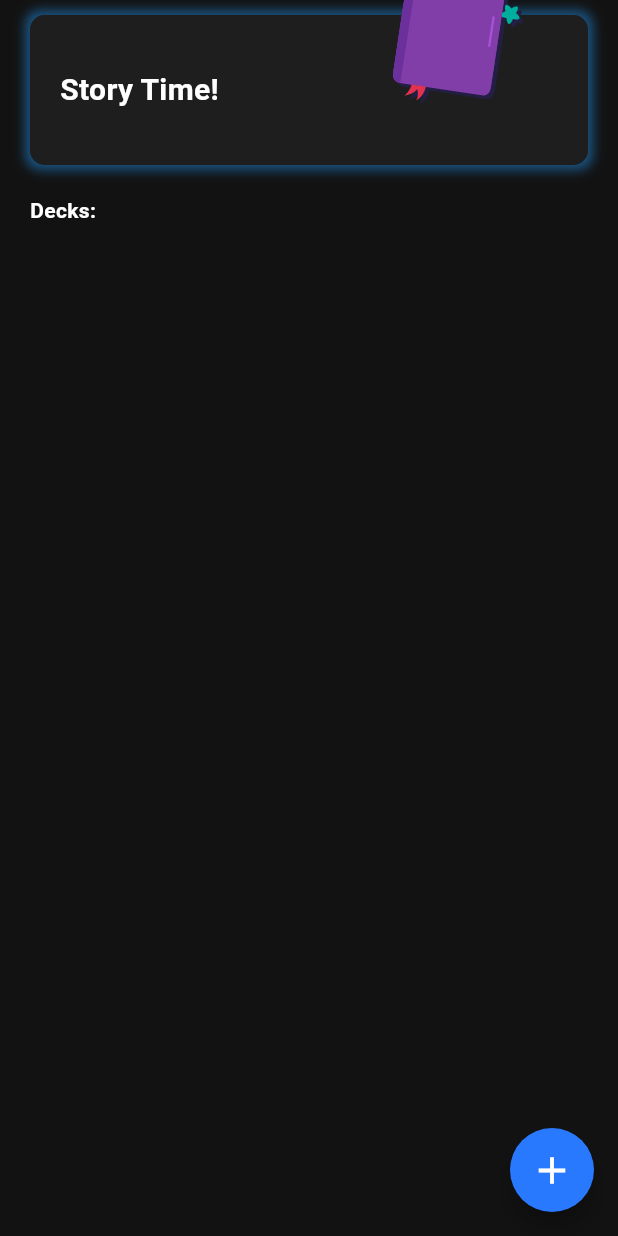
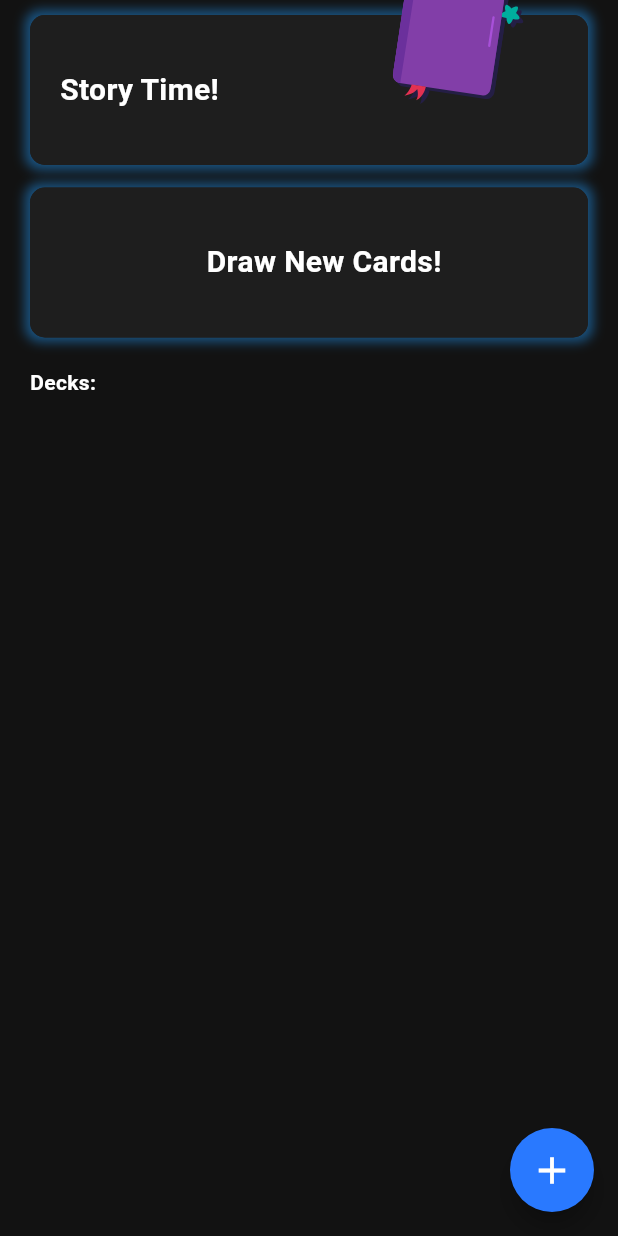
Before and after one commit to dnizfor/picards, a Flutter app: the DeckListScreen screen opened directly, on a phone screen of 412 x 824 dp. Run offline on Flutter 3.47's test engine with Material 3 defaults, Android fonts, the phone set to English and light mode, and no system bars; our stand-ins replace audioplayers, auto_size_text, connectivity_plus, firebase_ai, firebase_core, firebase_storage and 7 more; missing offline and left inert: dash_flags, flutter_email_sender, flutter_typing_indicator, queue, store_redirect, translator; accounts and stored records are empty.

Commit message:
develop draw card button

```diff
--- a/lib/screens/deck_list_screen.dart
+++ b/lib/screens/deck_list_screen.dart
@@ -5,6 +5,7 @@ import 'package:picards/models/deck_model.dart';
 import 'package:picards/providers/feed_provider.dart';
 import 'package:picards/screens/deck_detail_screen.dart';
 import 'package:picards/services/database_service.dart';
+import 'package:picards/widgets/draw_card_button.dart';
 import 'package:picards/widgets/story_time_button.dart';
 
 import 'package:picards/widgets/deck_card.dart';
@@ -43,6 +44,8 @@ class _DeckListScreenState extends State<DeckListScreen> {
         child: Column(
           children: [
             StoryTimeButton(),
+            SizedBox(height: 15),
+            DrawCardButton(),
             Padding(
               padding: const EdgeInsets.symmetric(vertical: 20),
               child: Row(
--- /dev/null
+++ b/lib/widgets/draw_card_button.dart
@@ -0,0 +1,81 @@
+import 'package:flutter/material.dart';
+import 'package:lottie/lottie.dart';
+
+class DrawCardButton extends StatefulWidget {
+  const DrawCardButton({super.key});
+
+  @override
+  State<DrawCardButton> createState() => _DrawCardButtonState();
+}
+
+class _DrawCardButtonState extends State<DrawCardButton> {
+  Future<void> onTap() async {
+    showDialog(
+      context: context,
+      barrierDismissible: false,
+      builder: (context) => PopScope(
+        canPop: false,
+        child: SizedBox.expand(
+          child: ColoredBox(
+            color: Theme.of(context).colorScheme.shadow,
+            child: Lottie.asset(
+              'assets/lotties/cards_loading_animation.json',
+              repeat: true,
+              width: 300,
+              fit: BoxFit.fitWidth,
+            ),
+          ),
+        ),
+      ),
+    );
+
+    // Navigator.of(context).push(
+    //             MaterialPageRoute(
+    //               builder: (context) => StoryScreen(writeNewStory: true),
+    //             ),
+    //           )
+  }
+
+  @override
+  Widget build(BuildContext context) {
+    return Container(
+      height: 100,
+      decoration: BoxDecoration(
+        color: Theme.of(context).colorScheme.surface,
+        borderRadius: BorderRadius.all(Radius.circular(10)),
+        boxShadow: [
+          BoxShadow(
+            color: Colors.blue.withValues(alpha: 0.5),
+            spreadRadius: 3,
+            blurRadius: 6,
+          ),
+        ],
+      ),
+      child: Material(
+        borderRadius: BorderRadius.all(Radius.circular(10)),
+        child: InkWell(
+          borderRadius: BorderRadius.all(Radius.circular(10)),
+          onTap: onTap,
+          child: Stack(
+            children: [
+              Padding(
+                padding: EdgeInsets.only(left: 20),
+                child: Align(
+                  alignment: Alignment.center,
+                  child: Text(
+                    'Draw New Cards!',
+                    style: TextStyle(
+                      fontWeight: FontWeight.bold,
+                      fontSize: 20,
+                      color: Colors.white,
+                    ),
+                  ),
+                ),
+              ),
+            ],
+          ),
+        ),
+      ),
+    );
+  }
+}
```
Also changed, not shown: assets/lotties/cards_loading_animation.json (added, +1 -0 lines).
